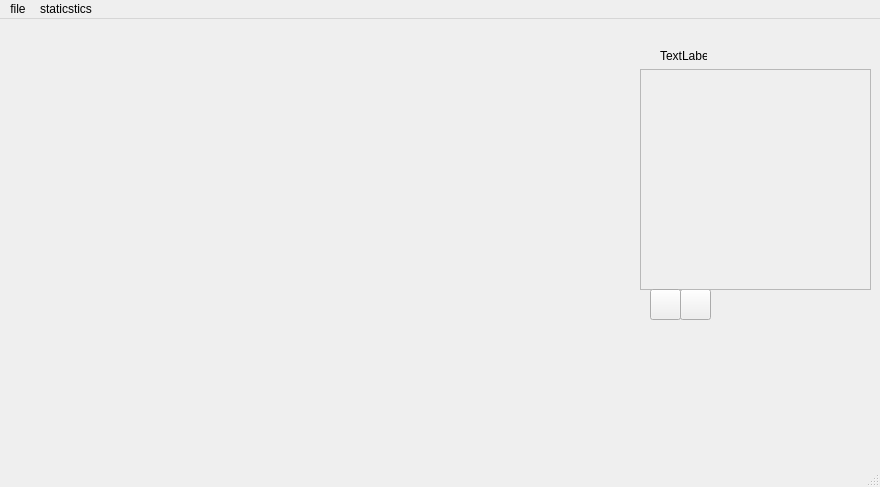
Before: the Qt Designer form gui/GUI.ui in LiorM30/cyber-final, drawn with Qt 5.
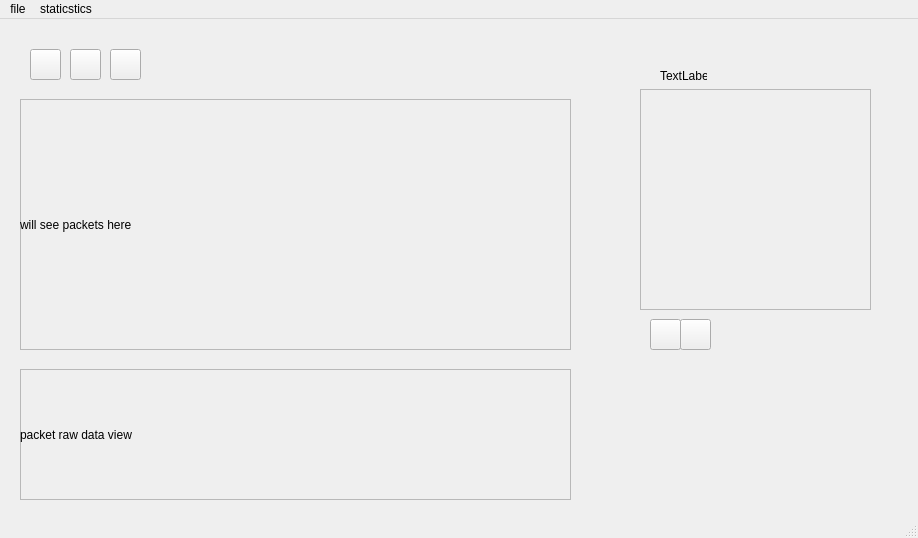
After: the same form once the commit is applied. Icons and pictures are not drawn.

```diff
--- a/gui/GUI.ui
+++ b/gui/GUI.ui
@@ -9,13 +9,16 @@
    <rect>
     <x>0</x>
     <y>0</y>
-    <width>880</width>
-    <height>487</height>
+    <width>918</width>
+    <height>538</height>
    </rect>
   </property>
   <property name="windowTitle">
    <string>WireFart</string>
   </property>
+  <property name="toolButtonStyle">
+   <enum>Qt::ToolButtonIconOnly</enum>
+  </property>
   <property name="tabShape">
    <enum>QTabWidget::Rounded</enum>
   </property>
@@ -24,7 +27,7 @@
     <property name="geometry">
      <rect>
       <x>680</x>
-      <y>270</y>
+      <y>300</y>
       <width>31</width>
       <height>31</height>
      </rect>
@@ -47,7 +50,7 @@
     <property name="geometry">
      <rect>
       <x>660</x>
-      <y>30</y>
+      <y>50</y>
       <width>47</width>
       <height>13</height>
      </rect>
@@ -60,7 +63,7 @@
     <property name="geometry">
      <rect>
       <x>640</x>
-      <y>50</y>
+      <y>70</y>
       <width>231</width>
       <height>221</height>
      </rect>
@@ -114,7 +117,7 @@
     <property name="geometry">
      <rect>
       <x>650</x>
-      <y>270</y>
+      <y>300</y>
       <width>31</width>
       <height>31</height>
      </rect>
@@ -133,13 +136,143 @@
      </size>
     </property>
    </widget>
+   <widget class="QPushButton" name="start_sniffing_button">
+    <property name="geometry">
+     <rect>
+      <x>30</x>
+      <y>30</y>
+      <width>31</width>
+      <height>31</height>
+     </rect>
+    </property>
+    <property name="text">
+     <string/>
+    </property>
+    <property name="icon">
+     <iconset>
+      <normaloff>icons/start_sniffing.png</normaloff>icons/start_sniffing.png</iconset>
+    </property>
+    <property name="iconSize">
+     <size>
+      <width>30</width>
+      <height>30</height>
+     </size>
+    </property>
+   </widget>
+   <widget class="QPushButton" name="stop_sniffing_button">
+    <property name="geometry">
+     <rect>
+      <x>70</x>
+      <y>30</y>
+      <width>31</width>
+      <height>31</height>
+     </rect>
+    </property>
+    <property name="text">
+     <string/>
+    </property>
+    <property name="icon">
+     <iconset>
+      <normaloff>icons/pause_sniffing.png</normaloff>icons/pause_sniffing.png</iconset>
+    </property>
+   </widget>
+   <widget class="QPushButton" name="restart_sniffing_button">
+    <property name="geometry">
+     <rect>
+      <x>110</x>
+      <y>30</y>
+      <width>31</width>
+      <height>31</height>
+     </rect>
+    </property>
+    <property name="text">
+     <string/>
+    </property>
+    <property name="icon">
+     <iconset>
+      <normaloff>icons/restart_sniffing.png</normaloff>icons/restart_sniffing.png</iconset>
+    </property>
+   </widget>
+   <widget class="QFrame" name="frame">
+    <property name="geometry">
+     <rect>
+      <x>20</x>
+      <y>80</y>
+      <width>551</width>
+      <height>251</height>
+     </rect>
+    </property>
+    <property name="frameShape">
+     <enum>QFrame::StyledPanel</enum>
+    </property>
+    <property name="frameShadow">
+     <enum>QFrame::Raised</enum>
+    </property>
+    <property name="lineWidth">
+     <number>10</number>
+    </property>
+    <widget class="QWidget" name="verticalLayoutWidget_2">
+     <property name="geometry">
+      <rect>
+       <x>0</x>
+       <y>-10</y>
+       <width>551</width>
+       <height>271</height>
+      </rect>
+     </property>
+     <layout class="QVBoxLayout" name="packets_layout">
+      <item>
+       <widget class="QLabel" name="label">
+        <property name="text">
+         <string>will see packets here</string>
+        </property>
+       </widget>
+      </item>
+     </layout>
+    </widget>
+   </widget>
+   <widget class="QFrame" name="frame_2">
+    <property name="geometry">
+     <rect>
+      <x>20</x>
+      <y>350</y>
+      <width>551</width>
+      <height>131</height>
+     </rect>
+    </property>
+    <property name="frameShape">
+     <enum>QFrame::StyledPanel</enum>
+    </property>
+    <property name="frameShadow">
+     <enum>QFrame::Raised</enum>
+    </property>
+    <widget class="QWidget" name="verticalLayoutWidget_3">
+     <property name="geometry">
+      <rect>
+       <x>0</x>
+       <y>0</y>
+       <width>551</width>
+       <height>131</height>
+      </rect>
+     </property>
+     <layout class="QVBoxLayout" name="packet_info_layout">
+      <item>
+       <widget class="QLabel" name="label_2">
+        <property name="text">
+         <string>packet raw data view</string>
+        </property>
+       </widget>
+      </item>
+     </layout>
+    </widget>
+   </widget>
   </widget>
   <widget class="QMenuBar" name="menubar">
    <property name="geometry">
     <rect>
      <x>0</x>
      <y>0</y>
-     <width>880</width>
+     <width>918</width>
      <height>21</height>
     </rect>
    </property>
```
Left out of the diff: 7 changed lines with no effect on the pictures.
